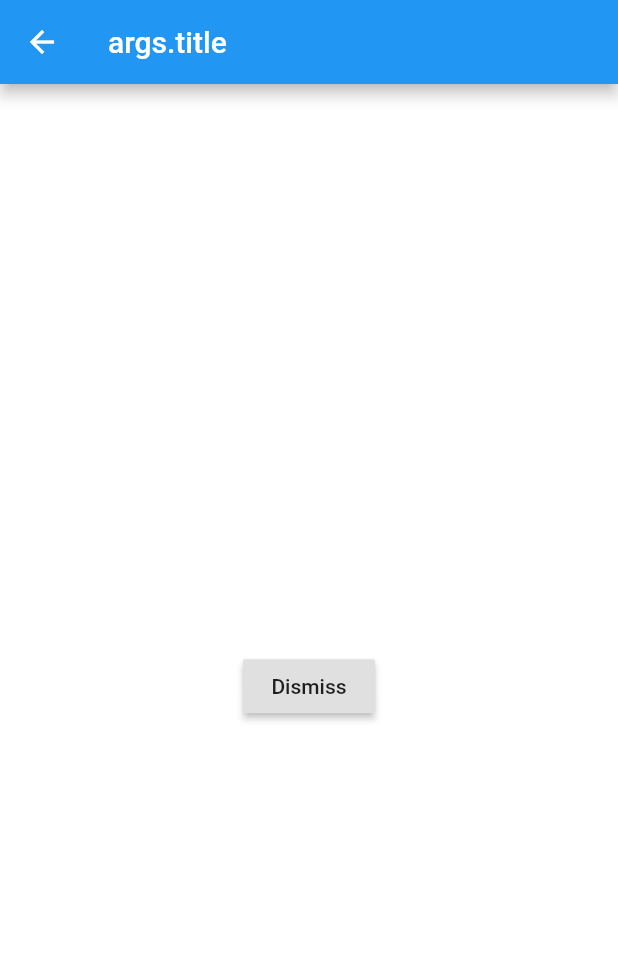
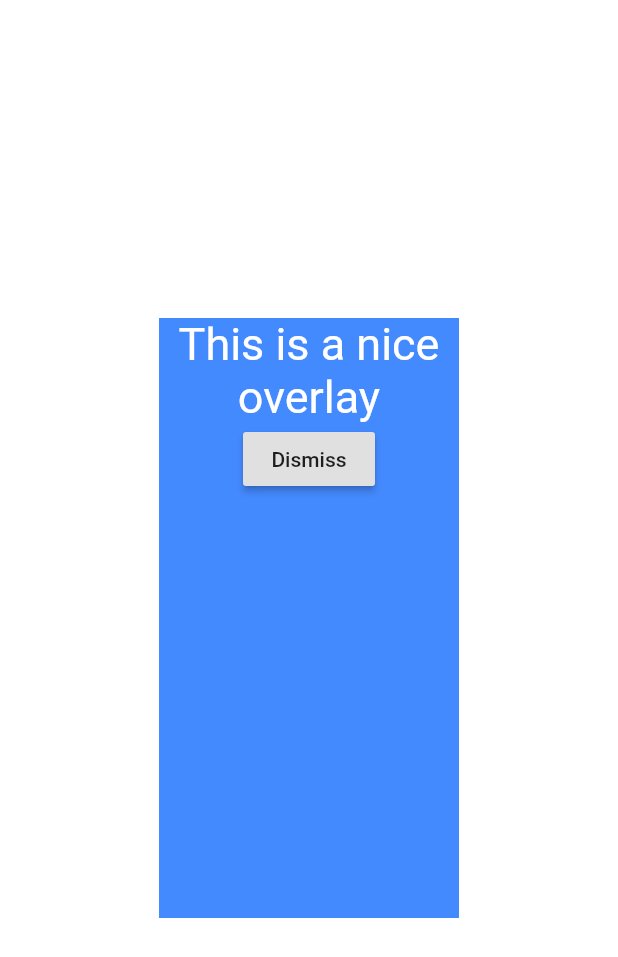
Before and after one commit to sultanularefin/flutterModalLikePages, a Flutter app: the RedeemConfirmationScreen screen opened directly, on a phone screen of 412 x 824 dp. Shown: the top 957 px of the screen. Run offline on Flutter 3.47's test engine with Material 2 defaults, Android fonts, the phone set to English and light mode, and no system bars.

Commit message:
more test and push

```diff
--- a/lib/RedeemConfirmationScreen.dart
+++ b/lib/RedeemConfirmationScreen.dart
@@ -1,40 +1,43 @@
 import 'package:flutter/material.dart';
-
 
 // class RedeemConfirmationScreen extends ModalRoute<void> {
 
 class RedeemConfirmationScreen extends StatelessWidget {
-
   @override
-
   Widget build(BuildContext context) {
     return Scaffold(
       backgroundColor: Colors.white.withOpacity(0.05),
       // this is the main reason of transparency at next screen.
       // I am ignoring rest implementation but what i have achieved is you can see.
 
-
-      appBar: AppBar(
-        title: Text('args.title'),
-      ),
       body: SafeArea(
         child: _buildOverlayContent(context),
-
       ),
     );
-
-
-
   }
 
   Widget _buildOverlayContent(BuildContext context) {
     return Center(
+      child: Container(
+        width: 200,
+        height: 400,
+        color: Colors.blueAccent,
         child: Column(
           mainAxisSize: MainAxisSize.min,
           children: <Widget>[
-          Text(
+            Container(
+                alignment: Alignment.center,
+                child: Text(
                   'This is a nice overlay',
-            style: TextStyle(color: Colors.white, fontSize: 30.0),
+                  style: TextStyle(
+                    color: Colors.white,
+                   fontSize: 30.0,
+
+
+                   ),
+                     textAlign: TextAlign.center,
+                ),
+
                 ),
             RaisedButton(
               onPressed: () => Navigator.pop(context),
@@ -42,6 +45,7 @@ return Scaffold(
             )
           ],
         ),
+      ),
     );
   }
 }
```
Lines whose indentation alone changed are shown as unchanged.
